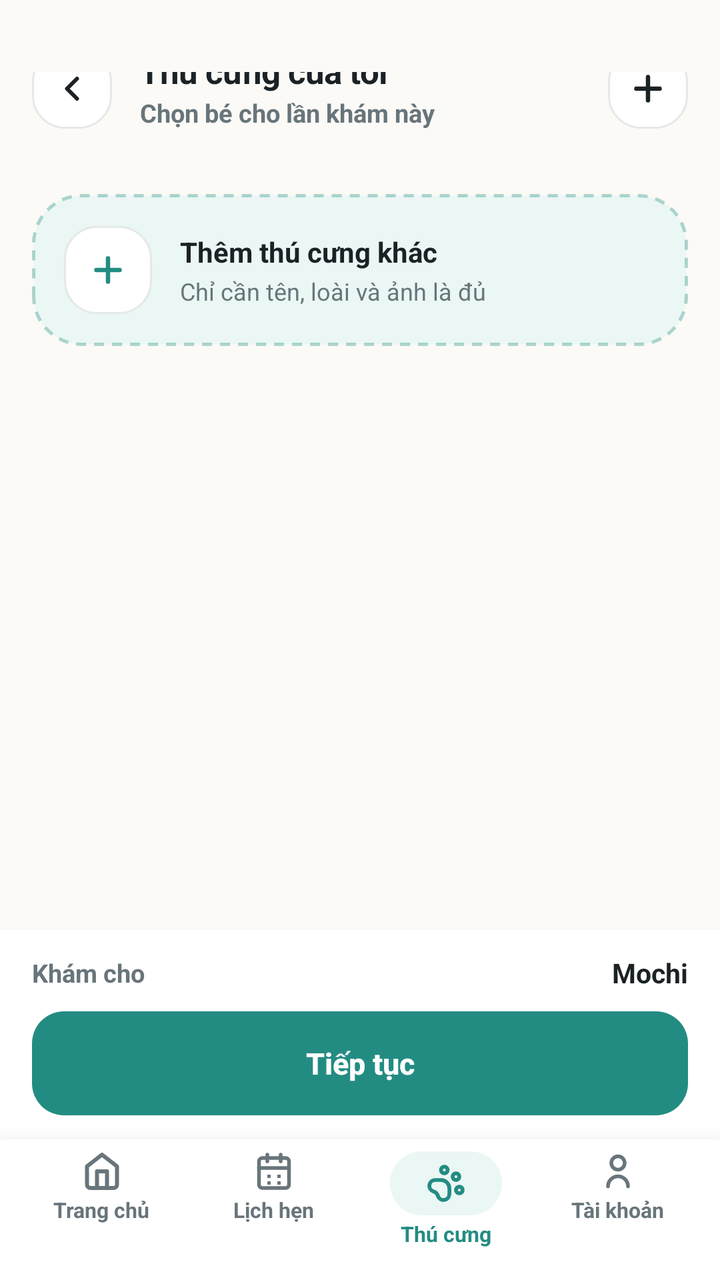
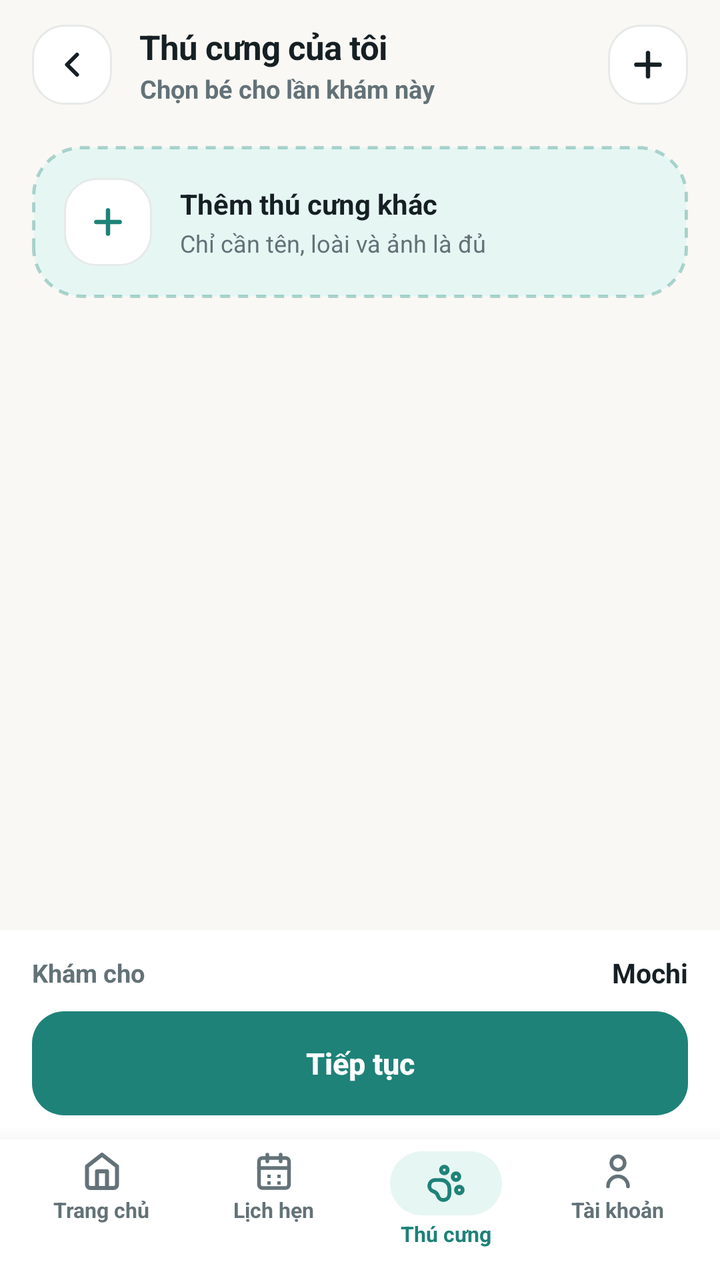

Two renders of the same Android screen: before a commit and after it. Below are the layout's source before the change and the commit's diff.
<!-- AndroidManifest.xml: application theme Theme.PetcareUI -->
<!-- res/layout/activity_my_pets.xml -->
<?xml version="1.0" encoding="utf-8"?>
<FrameLayout xmlns:android="http://schemas.android.com/apk/res/android"
    xmlns:tools="http://schemas.android.com/tools"
    android:layout_width="match_parent"
    android:layout_height="match_parent"
    android:background="@color/surface_background">

    
    <androidx.core.widget.NestedScrollView
        android:id="@+id/scrollViewContent"
        android:layout_width="match_parent"
        android:layout_height="match_parent"
        android:fillViewport="true"
        android:scrollbars="none">

        <LinearLayout
            android:layout_width="match_parent"
            android:layout_height="wrap_content"
            android:orientation="vertical"
            android:paddingBottom="160dp">

            
            <RelativeLayout
                android:layout_width="match_parent"
                android:layout_height="wrap_content"
                android:paddingStart="16dp"
                android:paddingTop="36dp"
                android:paddingEnd="16dp"
                android:paddingBottom="12dp">

                
                <ImageButton
                    android:id="@+id/btnBack"
                    android:layout_width="40dp"
                    android:layout_height="40dp"
                    android:layout_alignParentStart="true"
                    android:layout_centerVertical="true"
                    android:background="@drawable/bg_floating_glass_btn_light"
                    android:contentDescription="Quay lại"
                    android:padding="10dp"
                    android:scaleType="fitCenter"
                    android:src="@drawable/ic_chevron_left"
                    android:tint="@color/text_foreground" />

                
                <LinearLayout
                    android:layout_width="wrap_content"
                    android:layout_height="wrap_content"
                    android:layout_centerVertical="true"
                    android:layout_marginStart="14dp"
                    android:layout_toEndOf="@id/btnBack"
                    android:orientation="vertical">

                    <TextView
                        android:layout_width="wrap_content"
                        android:layout_height="wrap_content"
                        android:letterSpacing="-0.02"
                        android:text="Thú cưng của tôi"
                        android:textColor="@color/text_foreground"
                        android:textSize="17sp"
                        android:textStyle="bold" />

                    <TextView
                        android:id="@+id/tvSubtitleBooking"
                        android:layout_width="wrap_content"
                        android:layout_height="wrap_content"
                        android:layout_marginTop="1dp"
                        android:text="Chọn bé cho lần khám này"
                        android:textColor="@color/text_muted"
                        android:textSize="12.5sp"
                        android:textStyle="bold" />
                </LinearLayout>

                
                <ImageButton
                    android:id="@+id/btnAddPetTop"
                    android:layout_width="40dp"
                    android:layout_height="40dp"
                    android:layout_alignParentEnd="true"
                    android:layout_centerVertical="true"
                    android:background="@drawable/bg_floating_glass_btn_light"
                    android:contentDescription="Thêm thú cưng"
                    android:padding="10dp"
                    android:scaleType="fitCenter"
                    android:src="@drawable/ic_plus"
                    android:tint="@color/text_foreground" />
            </RelativeLayout>

            
            <LinearLayout
                android:id="@+id/layoutPetsContent"
                android:layout_width="match_parent"
                android:layout_height="wrap_content"
                android:orientation="vertical"
                android:paddingStart="16dp"
                android:paddingTop="6dp"
                android:paddingEnd="16dp">

                
                <LinearLayout
                    android:id="@+id/containerPetsList"
                    android:layout_width="match_parent"
                    android:layout_height="wrap_content"
                    android:orientation="vertical" />

                
                <LinearLayout
                    android:id="@+id/cardAddOtherPet"
                    android:layout_width="match_parent"
                    android:layout_height="wrap_content"
                    android:layout_marginTop="2dp"
                    android:background="@drawable/bg_add_pet_card_dashed"
                    android:clickable="true"
                    android:focusable="true"
                    android:gravity="center_vertical"
                    android:orientation="horizontal"
                    android:padding="16dp">

                    <FrameLayout
                        android:layout_width="44dp"
                        android:layout_height="44dp"
                        android:background="@drawable/bg_floating_glass_btn_light">

                        <ImageView
                            android:layout_width="20dp"
                            android:layout_height="20dp"
                            android:layout_gravity="center"
                            android:contentDescription="@null"
                            android:src="@drawable/ic_plus"
                            android:tint="@color/brand_primary" />
                    </FrameLayout>

                    <LinearLayout
                        android:layout_width="0dp"
                        android:layout_height="wrap_content"
                        android:layout_marginStart="14dp"
                        android:layout_weight="1"
                        android:orientation="vertical">

                        <TextView
                            android:layout_width="match_parent"
                            android:layout_height="wrap_content"
                            android:text="Thêm thú cưng khác"
                            android:textColor="@color/text_foreground"
                            android:textSize="14sp"
                            android:textStyle="bold" />

                        <TextView
                            android:layout_width="match_parent"
                            android:layout_height="wrap_content"
                            android:layout_marginTop="2dp"
                            android:text="Chỉ cần tên, loài và ảnh là đủ"
                            android:textColor="@color/text_muted"
                            android:textSize="12sp" />
                    </LinearLayout>
                </LinearLayout>
            </LinearLayout>

            
            <LinearLayout
                android:id="@+id/layoutPetsEmpty"
                android:layout_width="match_parent"
                android:layout_height="wrap_content"
                android:layout_marginTop="48dp"
                android:gravity="center_horizontal"
                android:orientation="vertical"
                android:paddingStart="24dp"
                android:paddingEnd="24dp"
                android:visibility="gone"
                tools:visibility="visible">

                
                <FrameLayout
                    android:layout_width="80dp"
                    android:layout_height="80dp"
                    android:background="@drawable/bg_empty_circle">

                    <ImageView
                        android:layout_width="32dp"
                        android:layout_height="32dp"
                        android:layout_gravity="center"
                        android:contentDescription="@null"
                        android:src="@drawable/ic_paw"
                        android:tint="@color/brand_primary" />
                </FrameLayout>

                <TextView
                    android:layout_width="wrap_content"
                    android:layout_height="wrap_content"
                    android:layout_marginTop="20dp"
                    android:gravity="center"
                    android:text="Bé chưa có hồ sơ thú cưng nào"
                    android:textColor="@color/text_foreground"
                    android:textSize="16.5sp"
                    android:textStyle="bold" />

                <TextView
                    android:layout_width="wrap_content"
                    android:layout_height="wrap_content"
                    android:layout_marginTop="8dp"
                    android:gravity="center"
                    android:lineSpacingExtra="2dp"
                    android:text="Thêm bé đầu tiên để phòng khám biết ai cần được chăm sóc."
                    android:textColor="@color/text_muted"
                    android:textSize="13sp" />

                <android.widget.Button
                    android:id="@+id/btnAddFirstPet"
                    android:layout_width="wrap_content"
                    android:layout_height="44dp"
                    android:layout_marginTop="20dp"
                    android:background="@drawable/bg_btn_primary"
                    android:paddingStart="24dp"
                    android:paddingEnd="24dp"
                    android:stateListAnimator="@null"
                    android:text="Thêm thú cưng"
                    android:textAllCaps="false"
                    android:textColor="@color/white"
                    android:textSize="13.5sp"
                    android:textStyle="bold" />

                <TextView
                    android:id="@+id/btnBackToHome"
                    android:layout_width="wrap_content"
                    android:layout_height="wrap_content"
                    android:layout_marginTop="14dp"
                    android:clickable="true"
                    android:focusable="true"
                    android:padding="8dp"
                    android:text="Về trang chủ"
                    android:textColor="@color/brand_primary"
                    android:textSize="13sp"
                    android:textStyle="bold" />
            </LinearLayout>
        </LinearLayout>
    </androidx.core.widget.NestedScrollView>

    
    <LinearLayout
        android:layout_width="match_parent"
        android:layout_height="wrap_content"
        android:layout_gravity="bottom"
        android:orientation="vertical">

        
        <LinearLayout
            android:id="@+id/layoutStickyBottom"
            android:layout_width="match_parent"
            android:layout_height="wrap_content"
            android:background="@color/surface_card"
            android:elevation="12dp"
            android:orientation="vertical"
            android:paddingStart="16dp"
            android:paddingTop="12dp"
            android:paddingEnd="16dp"
            android:paddingBottom="12dp">

            <LinearLayout
                android:layout_width="match_parent"
                android:layout_height="wrap_content"
                android:layout_marginBottom="10dp"
                android:gravity="center_vertical"
                android:orientation="horizontal">

                <TextView
                    android:layout_width="wrap_content"
                    android:layout_height="wrap_content"
                    android:text="Khám cho"
                    android:textColor="@color/text_muted"
                    android:textSize="12.5sp"
                    android:textStyle="bold" />

                <TextView
                    android:id="@+id/tvSelectedPetName"
                    android:layout_width="0dp"
                    android:layout_height="wrap_content"
                    android:layout_marginStart="8dp"
                    android:layout_weight="1"
                    android:gravity="end"
                    android:text="Mochi"
                    android:textColor="@color/text_foreground"
                    android:textSize="13.5sp"
                    android:textStyle="bold" />
            </LinearLayout>

            <android.widget.Button
                android:id="@+id/btnContinue"
                android:layout_width="match_parent"
                android:layout_height="52dp"
                android:background="@drawable/bg_btn_primary"
                android:stateListAnimator="@null"
                android:text="Tiếp tục"
                android:textAllCaps="false"
                android:textColor="@color/white"
                android:textSize="15sp"
                android:textStyle="bold" />
        </LinearLayout>

        
        <LinearLayout
            android:id="@+id/bottomNavigation"
            android:layout_width="match_parent"
            android:layout_height="wrap_content"
            android:background="@color/surface_card"
            android:elevation="16dp"
            android:orientation="horizontal"
            android:paddingStart="8dp"
            android:paddingTop="6dp"
            android:paddingEnd="8dp"
            android:paddingBottom="16dp">

            
            <LinearLayout
                android:id="@+id/navHome"
                android:layout_width="0dp"
                android:layout_height="wrap_content"
                android:layout_weight="1"
                android:clickable="true"
                android:focusable="true"
                android:gravity="center"
                android:orientation="vertical">

                <ImageView
                    android:layout_width="20dp"
                    android:layout_height="20dp"
                    android:contentDescription="@null"
                    android:src="@drawable/ic_home"
                    android:tint="@color/text_muted" />

                <TextView
                    android:layout_width="wrap_content"
                    android:layout_height="wrap_content"
                    android:layout_marginTop="2dp"
                    android:text="Trang chủ"
                    android:textColor="@color/text_muted"
                    android:textSize="10.5sp"
                    android:textStyle="bold" />
            </LinearLayout>

            
            <LinearLayout
                android:id="@+id/navAppointments"
                android:layout_width="0dp"
                android:layout_height="wrap_content"
                android:layout_weight="1"
                android:clickable="true"
                android:focusable="true"
                android:gravity="center"
                android:orientation="vertical">

                <ImageView
                    android:layout_width="20dp"
                    android:layout_height="20dp"
                    android:contentDescription="@null"
                    android:src="@drawable/ic_calendar_days"
                    android:tint="@color/text_muted" />

                <TextView
                    android:layout_width="wrap_content"
                    android:layout_height="wrap_content"
                    android:layout_marginTop="2dp"
                    android:text="Lịch hẹn"
                    android:textColor="@color/text_muted"
                    android:textSize="10.5sp"
                    android:textStyle="bold" />
            </LinearLayout>

            
            <LinearLayout
                android:id="@+id/navPets"
                android:layout_width="0dp"
                android:layout_height="wrap_content"
                android:layout_weight="1"
                android:gravity="center"
                android:orientation="vertical">

                <FrameLayout
                    android:layout_width="56dp"
                    android:layout_height="32dp"
                    android:background="@drawable/bg_bottom_nav_active_pill">

                    <ImageView
                        android:layout_width="20dp"
                        android:layout_height="20dp"
                        android:layout_gravity="center"
                        android:contentDescription="@null"
                        android:src="@drawable/ic_paw"
                        android:tint="@color/brand_primary" />
                </FrameLayout>

                <TextView
                    android:layout_width="wrap_content"
                    android:layout_height="wrap_content"
                    android:layout_marginTop="2dp"
                    android:text="Thú cưng"
                    android:textColor="@color/brand_primary"
                    android:textSize="10.5sp"
                    android:textStyle="bold" />
            </LinearLayout>

            
            <LinearLayout
                android:id="@+id/navProfile"
                android:layout_width="0dp"
                android:layout_height="wrap_content"
                android:layout_weight="1"
                android:clickable="true"
                android:focusable="true"
                android:gravity="center"
                android:orientation="vertical">

                <ImageView
                    android:layout_width="20dp"
                    android:layout_height="20dp"
                    android:contentDescription="@null"
                    android:src="@drawable/ic_user"
                    android:tint="@color/text_muted" />

                <TextView
                    android:layout_width="wrap_content"
                    android:layout_height="wrap_content"
                    android:layout_marginTop="2dp"
                    android:text="Tài khoản"
                    android:textColor="@color/text_muted"
                    android:textSize="10.5sp"
                    android:textStyle="bold" />
            </LinearLayout>
        </LinearLayout>
    </LinearLayout>
</FrameLayout>
<!-- resources referenced by this layout -->
<resources>
  <color name="brand_primary">#238C82</color>
  <color name="surface_background">#FBFAF7</color>
  <color name="surface_card">#FFFFFF</color>
  <color name="text_foreground">#1B2226</color>
  <color name="text_muted">#68757B</color>
  <color name="white">#FFFFFFFF</color>
  <!-- drawable bg_bottom_nav_active_pill (drawable) -->
  <?xml version="1.0" encoding="utf-8"?>
  <shape xmlns:android="http://schemas.android.com/apk/res/android"
      android:shape="rectangle">
      <corners android:radius="999dp" />
      <solid android:color="@color/brand_soft" />
  </shape>
  <!-- drawable bg_empty_circle (drawable) -->
  <?xml version="1.0" encoding="utf-8"?>
  <shape xmlns:android="http://schemas.android.com/apk/res/android"
      android:shape="oval">
      <solid android:color="@color/brand_soft" />
      <stroke
          android:width="1.5dp"
          android:color="@color/brand_primary"
          android:dashWidth="4dp"
          android:dashGap="4dp" />
      <size
          android:width="80dp"
          android:height="80dp" />
  </shape>
  <!-- drawable ic_chevron_left (drawable) -->
  <vector xmlns:android="http://schemas.android.com/apk/res/android"
      android:width="24dp"
      android:height="24dp"
      android:viewportWidth="24"
      android:viewportHeight="24">
      <path
          android:fillColor="#00000000"
          android:strokeColor="#1B2226"
          android:strokeWidth="2.4"
          android:strokeLineCap="round"
          android:strokeLineJoin="round"
          android:pathData="M15,18l-6,-6 6,-6" />
  </vector>
  <!-- drawable ic_plus (drawable) -->
  <vector xmlns:android="http://schemas.android.com/apk/res/android"
      android:width="24dp"
      android:height="24dp"
      android:viewportWidth="24"
      android:viewportHeight="24">
      
      <path
          android:fillColor="#00000000"
          android:strokeColor="#FFFFFFFF"
          android:strokeWidth="2.6"
          android:strokeLineCap="round"
          android:strokeLineJoin="round"
          android:pathData="M5,12h14 M12,5v14" />
  </vector>
  <style name="Theme.PetcareUI" parent="Base.Theme.PetcareUI" />
  <color name="brand_soft">#EAF7F4</color>
  <color name="brand_deep">#14534E</color>
  <color name="surface_muted">#F2F1EE</color>
  <color name="stroke_border">#E4E9E7</color>
  <style name="Base.Theme.PetcareUI" parent="Theme.Material3.DayNight.NoActionBar">
          
          
      </style>
  <!-- unchanged entries left out for length: 7 -->
</resources>

<!-- the commit's change to res/layout/activity_my_pets.xml (unified diff, before → after) -->
@@ -21,10 +21,11 @@
 
             
             <RelativeLayout
+                android:id="@+id/layoutTopBar"
                 android:layout_width="match_parent"
                 android:layout_height="wrap_content"
                 android:paddingStart="16dp"
-                android:paddingTop="36dp"
+                android:paddingTop="12dp"
                 android:paddingEnd="16dp"
                 android:paddingBottom="12dp">
 
<!-- resource entries referenced after the edit -->
@@ -1,10 +1,10 @@
 <!-- resources referenced by this layout -->
 <resources>
-  <color name="brand_primary">#238C82</color>
-  <color name="surface_background">#FBFAF7</color>
+  <color name="brand_primary">#1E8278</color>
+  <color name="surface_background">#FAF8F4</color>
   <color name="surface_card">#FFFFFF</color>
-  <color name="text_foreground">#1B2226</color>
-  <color name="text_muted">#68757B</color>
+  <color name="text_foreground">#162024</color>
+  <color name="text_muted">#637278</color>
   <color name="white">#FFFFFFFF</color>
   <!-- drawable bg_bottom_nav_active_pill (drawable) -->
   <?xml version="1.0" encoding="utf-8"?>
@@ -57,13 +57,29 @@
           android:pathData="M5,12h14 M12,5v14" />
   </vector>
   <style name="Theme.PetcareUI" parent="Base.Theme.PetcareUI" />
-  <color name="brand_soft">#EAF7F4</color>
-  <color name="brand_deep">#14534E</color>
-  <color name="surface_muted">#F2F1EE</color>
-  <color name="stroke_border">#E4E9E7</color>
-  <style name="Base.Theme.PetcareUI" parent="Theme.Material3.DayNight.NoActionBar">
-          
-          
+  <color name="brand_soft">#E6F6F3</color>
+  <color name="brand_deep">#114C46</color>
+  <color name="surface_muted">#F2EFE9</color>
+  <color name="stroke_border">#E6EAE8</color>
+  <style name="Base.Theme.PetcareUI" parent="Theme.Material3.Light.NoActionBar">
+          <item name="colorPrimary">@color/brand_primary</item>
+          <item name="colorPrimaryDark">@color/brand_deep</item>
+          <item name="colorOnPrimary">@color/white</item>
+          <item name="colorSecondary">@color/warm_coral</item>
+          <item name="colorOnSecondary">@color/white</item>
+          <item name="android:colorBackground">@color/surface_background</item>
+          <item name="colorSurface">@color/surface_card</item>
+          <item name="android:statusBarColor">@color/surface_background</item>
+          <item name="android:navigationBarColor">@color/surface_card</item>
+          <item name="android:windowLightStatusBar">true</item>
+          <item name="android:windowAnimationStyle">@style/PetCareWindowAnimations</item>
+      </style>
+  <color name="warm_coral">#FF6B4A</color>
+  <style name="PetCareWindowAnimations" parent="@android:style/Animation.Activity">
+          <item name="android:activityOpenEnterAnimation">@anim/slide_in_right</item>
+          <item name="android:activityOpenExitAnimation">@anim/slide_out_left</item>
+          <item name="android:activityCloseEnterAnimation">@anim/slide_in_left</item>
+          <item name="android:activityCloseExitAnimation">@anim/slide_out_right</item>
       </style>
   <!-- unchanged entries left out for length: 7 -->
 </resources>
